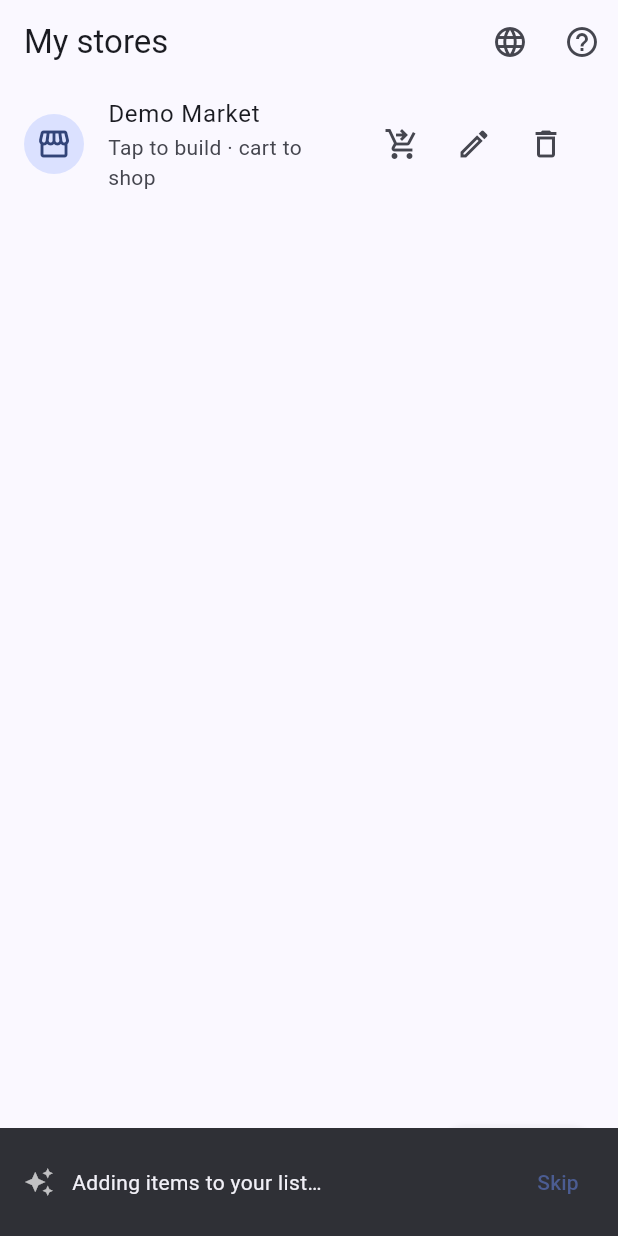
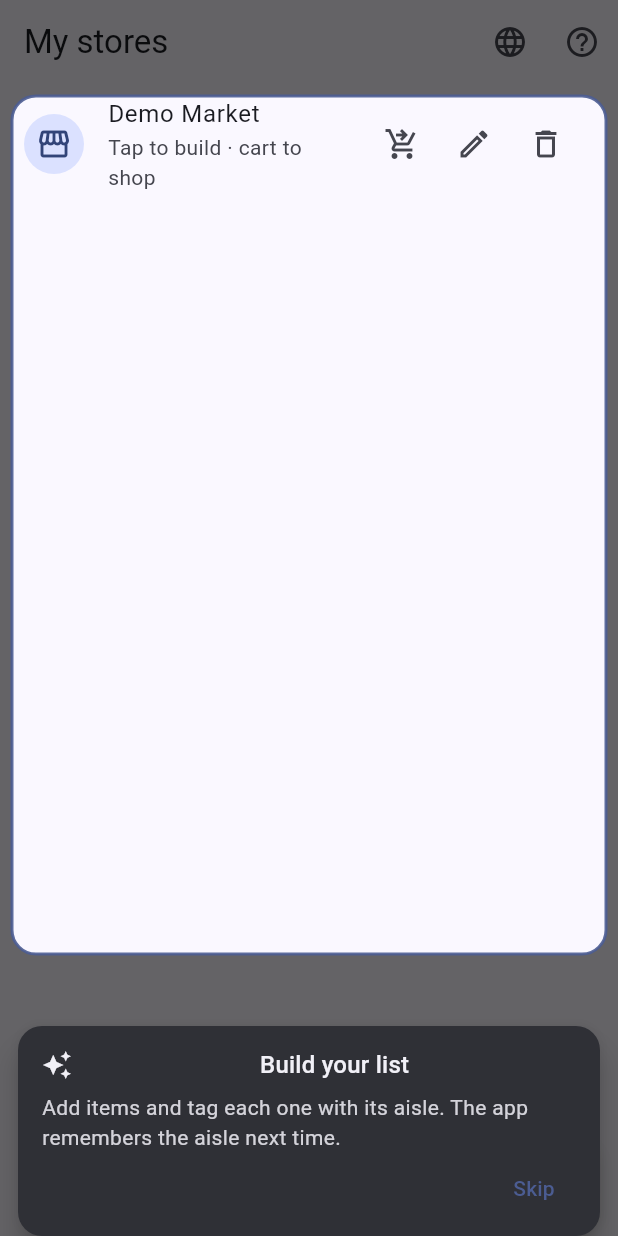
Before and after one commit to moutyque/shopping-list, a Flutter app: the StoresScreen screen opened directly, after a tap on the "help outline" icon, after a tap on the "delete outline" icon, on a phone screen of 412 x 824 dp. Run offline on Flutter 3.47's test engine with Material 3 defaults, Android fonts, the phone set to English and light mode, and no system bars; our stand-ins replace drift, flutter_riverpod, shared_preferences; accounts and stored records are empty; generated files the repository leaves out were written again.

Commit message:
Add spotlight + explainer card to the autonomous demo
The self-driving demo had only a one-line caption and no visual cue
of where the action was happening. Re-add guided highlighting:

- Dimming scrim with an animated spotlight cutout over the content
  area during the build/reorder/shop stages (geometry-based regions,
  not fragile widget keys, so it never misaligns or renders tiny).
- Explainer card with a bold title + full explanatory sentence per
  step, replacing the thin status caption.
- DemoController now emits rich DemoStep (title, body, logical focus)
  instead of plain caption strings.
- New localized title/body strings (EN/FR/ES) for each step.

```diff
--- a/lib/features/onboarding/demo_controller.dart
+++ b/lib/features/onboarding/demo_controller.dart
@@ -11,15 +11,36 @@ abstract class DemoNavigator {
   void backToStores();
 }
 
-/// Narration shown in the caption bar as each stage runs.
-class DemoCaptions {
-  final String creating;
-  final String adding;
-  final String reordering;
-  final String shopping;
-  final String done;
+/// Which part of the screen the spotlight should clear (un-dim) for a step.
+/// Logical, not geometric — the overlay maps these to actual rects so the
+/// controller stays free of layout concerns and unit-testable.
+enum DemoFocus {
+  /// No cutout — dim the whole screen (used for setup/celebration beats).
+  none,
 
-  const DemoCaptions({
+  /// Clear the main content area (the list, the aisles, the checklist).
+  body,
+}
+
+/// One narrated beat of the demo: a short title, an explanatory line, and the
+/// region to spotlight while it plays.
+class DemoStep {
+  final String title;
+  final String body;
+  final DemoFocus focus;
+  const DemoStep(this.title, this.body, this.focus);
+}
+
+/// Title + body text for each stage, supplied localized by the caller. The
+/// controller pairs each with the right [DemoFocus].
+class DemoNarration {
+  final (String, String) creating;
+  final (String, String) adding;
+  final (String, String) reordering;
+  final (String, String) shopping;
+  final (String, String) done;
+
+  const DemoNarration({
     required this.creating,
     required this.adding,
     required this.reordering,
@@ -39,8 +60,8 @@ class DemoController {
   final ListRepository lists;
   final DemoNavigator nav;
   final DemoStrings strings;
-  final DemoCaptions captions;
-  final void Function(String) onCaption;
+  final DemoNarration narration;
+  final void Function(DemoStep) onStep;
 
   /// Delay between micro-steps. Production uses ~0.7s; tests pass [Duration.zero].
   final Duration pace;
@@ -54,18 +75,21 @@ class DemoController {
     required this.lists,
     required this.nav,
     required this.strings,
-    required this.captions,
-    required this.onCaption,
+    required this.narration,
+    required this.onStep,
     this.pace = const Duration(milliseconds: 700),
   });
 
   /// Requests the demo stop at the next checkpoint (Skip button).
   void abort() => _aborted = true;
 
+  void _say((String, String) text, DemoFocus focus) =>
+      onStep(DemoStep(text.$1, text.$2, focus));
+
   Future<void> run() async {
     Store? store;
     try {
-      onCaption(captions.creating);
+      _say(narration.creating, DemoFocus.none);
       store = await stores.createStore(strings.storeName);
       final zoneByName = <String, Zone>{};
       for (final name in strings.zones) {
@@ -77,7 +101,7 @@ class DemoController {
       nav.openBuildList(store, list);
       await _beat();
 
-      onCaption(captions.adding);
+      _say(narration.adding, DemoFocus.body);
       for (final (itemName, zoneName) in strings.items) {
         if (_aborted) return;
         final item = await catalog.upsertItem(itemName);
@@ -90,7 +114,7 @@ class DemoController {
       }
 
       if (_aborted) return;
-      onCaption(captions.reordering);
+      _say(narration.reordering, DemoFocus.body);
       nav.openZones(store);
       await _beat();
       // Reverse the walk order so the aisles visibly move.
@@ -100,7 +124,7 @@ class DemoController {
       await _beat();
 
       if (_aborted) return;
-      onCaption(captions.shopping);
+      _say(narration.shopping, DemoFocus.body);
       nav.openShopping(store, list);
       await _beat();
       final entries = await lists.watchEntries(list.id).first;
@@ -112,7 +136,7 @@ class DemoController {
 
       if (_aborted) return;
       await lists.completeRun(list.id);
-      onCaption(captions.done);
+      _say(narration.done, DemoFocus.none);
       await _beat();
       await _beat();
     } finally {
--- a/lib/features/onboarding/demo_runner.dart
+++ b/lib/features/onboarding/demo_runner.dart
@@ -10,14 +10,25 @@ import '../zones/zones_screen.dart';
 import 'demo_controller.dart';
 import 'demo_data.dart';
 
-/// Plays the autonomous demo: inserts a caption/skip overlay, drives the real
-/// screens via [DemoController], and tears everything down at the end.
+/// Plays the autonomous demo: drives the real screens via [DemoController]
+/// while a spotlight overlay dims the screen, clears a hole over the area
+/// being demonstrated, and shows an explainer card narrating each step.
 Future<void> runDemo(BuildContext context, WidgetRef ref) async {
   final l = context.l10n;
   final navigator = Navigator.of(context, rootNavigator: true);
   final overlay = Overlay.of(context, rootOverlay: true);
 
-  final caption = ValueNotifier<String>(l.demoCaptionCreating);
+  final narration = DemoNarration(
+    creating: (l.demoStepCreatingTitle, l.demoStepCreatingBody),
+    adding: (l.demoStepAddingTitle, l.demoStepAddingBody),
+    reordering: (l.demoStepReorderingTitle, l.demoStepReorderingBody),
+    shopping: (l.demoStepShoppingTitle, l.demoStepShoppingBody),
+    done: (l.demoStepDoneTitle, l.demoStepDoneBody),
+  );
+
+  final step = ValueNotifier<DemoStep>(
+    DemoStep(narration.creating.$1, narration.creating.$2, DemoFocus.none),
+  );
   final controller = DemoController(
     stores: ref.read(storeRepositoryProvider),
     zones: ref.read(zoneRepositoryProvider),
@@ -37,19 +48,13 @@ Future<void> runDemo(BuildContext context, WidgetRef ref) async {
         (l.demoItemPizza, l.demoZoneFrozen),
       ],
     ),
-    captions: DemoCaptions(
-      creating: l.demoCaptionCreating,
-      adding: l.demoCaptionAdding,
-      reordering: l.demoCaptionReordering,
-      shopping: l.demoCaptionShopping,
-      done: l.demoCaptionDone,
-    ),
-    onCaption: (c) => caption.value = c,
+    narration: narration,
+    onStep: (s) => step.value = s,
   );
 
   final entry = OverlayEntry(
     builder: (_) => _DemoOverlay(
-      caption: caption,
+      step: step,
       skipLabel: l.demoSkip,
       onSkip: controller.abort,
     ),
@@ -59,7 +64,7 @@ Future<void> runDemo(BuildContext context, WidgetRef ref) async {
     await controller.run();
   } finally {
     entry.remove();
-    caption.dispose();
+    step.dispose();
   }
 }
 
@@ -83,60 +88,186 @@ class _NavigatorDemoNav implements DemoNavigator {
   void backToStores() => nav.popUntil((r) => r.isFirst);
 }
 
-/// Caption bar + Skip button, with a full-screen absorber so the user's taps
-/// don't fight the auto-play. Skip sits above the absorber, so it stays live.
+/// Dimming scrim with an animated spotlight hole + an explainer card. A
+/// full-screen absorber under the card swallows taps so the user's touches
+/// don't fight the auto-play; the card (with Skip) sits above it and stays live.
 class _DemoOverlay extends StatelessWidget {
-  final ValueNotifier<String> caption;
+  final ValueNotifier<DemoStep> step;
   final String skipLabel;
   final VoidCallback onSkip;
 
   const _DemoOverlay({
-    required this.caption,
+    required this.step,
+    required this.skipLabel,
+    required this.onSkip,
+  });
+
+  /// Reserved height at the bottom for the explainer card; the body spotlight
+  /// stops short of it so the cutout and the card never overlap.
+  static const double _cardReserve = 188;
+
+  @override
+  Widget build(BuildContext context) {
+    final media = MediaQuery.of(context);
+    final scheme = Theme.of(context).colorScheme;
+
+    return ValueListenableBuilder<DemoStep>(
+      valueListenable: step,
+      builder: (context, value, _) {
+        final hole = _focusRect(media.size, media.padding, value.focus);
+        return Stack(
+          children: [
+            const Positioned.fill(
+              child: AbsorbPointer(absorbing: true, child: SizedBox.expand()),
+            ),
+            Positioned.fill(
+              child: IgnorePointer(
+                child: TweenAnimationBuilder<Rect?>(
+                  duration: const Duration(milliseconds: 350),
+                  curve: Curves.easeInOut,
+                  tween: RectTween(end: hole),
+                  builder: (context, animated, _) => CustomPaint(
+                    painter: _SpotlightPainter(
+                      hole: animated,
+                      scrim: Colors.black.withValues(alpha: 0.6),
+                      border: scheme.primary,
+                    ),
+                  ),
+                ),
+              ),
+            ),
+            Positioned(
+              left: 12,
+              right: 12,
+              bottom: 0,
+              child: SafeArea(
+                child: _ExplainerCard(
+                  step: value,
+                  skipLabel: skipLabel,
+                  onSkip: onSkip,
+                ),
+              ),
+            ),
+          ],
+        );
+      },
+    );
+  }
+
+  /// Maps a logical [DemoFocus] to a screen rect. Generous, geometry-based
+  /// regions (not pixel-exact widgets) so the spotlight is always sensibly
+  /// placed regardless of the screen's exact layout.
+  Rect? _focusRect(Size size, EdgeInsets padding, DemoFocus focus) {
+    switch (focus) {
+      case DemoFocus.none:
+        return null;
+      case DemoFocus.body:
+        final top = padding.top + kToolbarHeight + 8;
+        final bottom = size.height - _cardReserve - padding.bottom;
+        return Rect.fromLTRB(8, top, size.width - 8, bottom);
+    }
+  }
+}
+
+class _SpotlightPainter extends CustomPainter {
+  final Rect? hole;
+  final Color scrim;
+  final Color border;
+
+  _SpotlightPainter({required this.hole, required this.scrim, required this.border});
+
+  @override
+  void paint(Canvas canvas, Size size) {
+    final full = Offset.zero & size;
+    final paint = Paint()..color = scrim;
+    if (hole == null) {
+      canvas.drawRect(full, paint);
+      return;
+    }
+    final cutout = RRect.fromRectAndRadius(hole!, const Radius.circular(16));
+    final scrimPath = Path.combine(
+      PathOperation.difference,
+      Path()..addRect(full),
+      Path()..addRRect(cutout),
+    );
+    canvas.drawPath(scrimPath, paint);
+    canvas.drawRRect(
+      cutout,
+      Paint()
+        ..style = PaintingStyle.stroke
+        ..strokeWidth = 2
+        ..color = border.withValues(alpha: 0.9),
+    );
+  }
+
+  @override
+  bool shouldRepaint(_SpotlightPainter old) =>
+      old.hole != hole || old.scrim != scrim || old.border != border;
+}
+
+class _ExplainerCard extends StatelessWidget {
+  final DemoStep step;
+  final String skipLabel;
+  final VoidCallback onSkip;
+
+  const _ExplainerCard({
+    required this.step,
     required this.skipLabel,
     required this.onSkip,
   });
 
   @override
   Widget build(BuildContext context) {
-    final scheme = Theme.of(context).colorScheme;
-    return Stack(
+    final theme = Theme.of(context);
+    final scheme = theme.colorScheme;
+    return Material(
+      color: scheme.inverseSurface,
+      borderRadius: BorderRadius.circular(16),
+      elevation: 8,
+      child: Padding(
+        padding: const EdgeInsets.fromLTRB(16, 14, 12, 8),
+        child: Column(
+          mainAxisSize: MainAxisSize.min,
+          crossAxisAlignment: CrossAxisAlignment.start,
           children: [
-        const Positioned.fill(
-          child: AbsorbPointer(absorbing: true, child: SizedBox.expand()),
-        ),
-        Positioned(
-          left: 0,
-          right: 0,
-          bottom: 0,
-          child: SafeArea(
-            child: Material(
-              color: scheme.inverseSurface,
-              child: Padding(
-                padding: const EdgeInsets.fromLTRB(16, 12, 8, 12),
-                child: Row(
+            Row(
               children: [
-                    const Icon(Icons.auto_awesome, color: Colors.white70, size: 20),
-                    const SizedBox(width: 12),
+                Icon(Icons.auto_awesome, color: scheme.onInverseSurface, size: 20),
+                const SizedBox(width: 10),
                 Expanded(
-                      child: ValueListenableBuilder<String>(
-                        valueListenable: caption,
-                        builder: (context, value, _) => Text(
-                          value,
-                          style: TextStyle(color: scheme.onInverseSurface),
+                  child: AnimatedSwitcher(
+                    duration: const Duration(milliseconds: 250),
+                    child: Text(
+                      step.title,
+                      key: ValueKey(step.title),
+                      style: theme.textTheme.titleMedium
+                          ?.copyWith(color: scheme.onInverseSurface),
                     ),
                   ),
                 ),
-                    TextButton(
+              ],
+            ),
+            const SizedBox(height: 6),
+            AnimatedSwitcher(
+              duration: const Duration(milliseconds: 250),
+              child: Text(
+                step.body,
+                key: ValueKey(step.body),
+                style: theme.textTheme.bodyMedium?.copyWith(
+                  color: scheme.onInverseSurface.withValues(alpha: 0.85),
+                ),
+              ),
+            ),
+            Align(
+              alignment: Alignment.centerRight,
+              child: TextButton(
                 onPressed: onSkip,
                 child: Text(skipLabel),
+              ),
             ),
           ],
         ),
       ),
-            ),
-          ),
-        ),
-      ],
     );
   }
 }
--- a/lib/l10n/app_en.arb
+++ b/lib/l10n/app_en.arb
@@ -19,11 +19,16 @@
   "noStoresMessage": "Add a store to start building location-aware lists.",
   "loadDemoStore": "Watch the demo",
   "demoSkip": "Skip",
-  "demoCaptionCreating": "Creating a demo store…",
-  "demoCaptionAdding": "Adding items to your list…",
-  "demoCaptionReordering": "Reordering your aisles…",
-  "demoCaptionShopping": "Ticking items off as you shop…",
-  "demoCaptionDone": "Run saved — your route is learned!",
+  "demoStepCreatingTitle": "Setting things up",
+  "demoStepCreatingBody": "Creating a demo store with a few aisles so you can see how it works.",
+  "demoStepAddingTitle": "Build your list",
+  "demoStepAddingBody": "Add items and tag each one with its aisle. The app remembers the aisle next time.",
+  "demoStepReorderingTitle": "Order your aisles",
+  "demoStepReorderingBody": "Drag aisles into the order you walk the store — your list follows this route.",
+  "demoStepShoppingTitle": "Go shopping",
+  "demoStepShoppingBody": "Tick items off as you pick them. They're sorted into your aisle order.",
+  "demoStepDoneTitle": "All set!",
+  "demoStepDoneBody": "Run saved — the app learns your real route each trip.",
   "storeSubtitle": "Tap to build · cart to shop",
   "shopTooltip": "Shop",
   "renameStoreTooltip": "Rename store",
--- a/lib/l10n/app_es.arb
+++ b/lib/l10n/app_es.arb
@@ -19,11 +19,16 @@
   "noStoresMessage": "Añade una tienda para crear listas por ubicación.",
   "loadDemoStore": "Ver la demostración",
   "demoSkip": "Saltar",
-  "demoCaptionCreating": "Creando una tienda de demostración…",
-  "demoCaptionAdding": "Añadiendo artículos a tu lista…",
-  "demoCaptionReordering": "Reordenando tus secciones…",
-  "demoCaptionShopping": "Marcando artículos mientras compras…",
-  "demoCaptionDone": "Compra guardada — ¡tu ruta queda aprendida!",
+  "demoStepCreatingTitle": "Preparando",
+  "demoStepCreatingBody": "Creando una tienda de demostración con algunas secciones para mostrar cómo funciona.",
+  "demoStepAddingTitle": "Prepara tu lista",
+  "demoStepAddingBody": "Añade artículos y asigna a cada uno su sección. La app la recordará la próxima vez.",
+  "demoStepReorderingTitle": "Ordena tus secciones",
+  "demoStepReorderingBody": "Arrastra las secciones en el orden en que recorres la tienda — tu lista sigue esa ruta.",
+  "demoStepShoppingTitle": "A comprar",
+  "demoStepShoppingBody": "Marca los artículos a medida que los coges. Están ordenados según tus secciones.",
+  "demoStepDoneTitle": "¡Listo!",
+  "demoStepDoneBody": "Compra guardada — la app aprende tu ruta real en cada visita.",
   "storeSubtitle": "Toca para preparar · carrito para comprar",
   "shopTooltip": "Comprar",
   "renameStoreTooltip": "Renombrar tienda",
--- a/lib/l10n/app_fr.arb
+++ b/lib/l10n/app_fr.arb
@@ -19,11 +19,16 @@
   "noStoresMessage": "Ajoutez un magasin pour créer des listes par emplacement.",
   "loadDemoStore": "Voir la démo",
   "demoSkip": "Passer",
-  "demoCaptionCreating": "Création d'un magasin de démo…",
-  "demoCaptionAdding": "Ajout d'articles à votre liste…",
-  "demoCaptionReordering": "Réorganisation de vos rayons…",
-  "demoCaptionShopping": "On coche les articles au fil des courses…",
-  "demoCaptionDone": "Courses enregistrées — votre itinéraire est appris !",
+  "demoStepCreatingTitle": "Préparation",
+  "demoStepCreatingBody": "Création d'un magasin de démo avec quelques rayons pour montrer le fonctionnement.",
+  "demoStepAddingTitle": "Préparez votre liste",
+  "demoStepAddingBody": "Ajoutez des articles et associez à chacun son rayon. L'appli s'en souvient la prochaine fois.",
+  "demoStepReorderingTitle": "Ordonnez vos rayons",
+  "demoStepReorderingBody": "Glissez les rayons dans l'ordre où vous parcourez le magasin — votre liste suit cet itinéraire.",
+  "demoStepShoppingTitle": "Faites les courses",
+  "demoStepShoppingBody": "Cochez les articles au fur et à mesure. Ils sont triés selon l'ordre de vos rayons.",
+  "demoStepDoneTitle": "C'est prêt !",
+  "demoStepDoneBody": "Courses enregistrées — l'appli apprend votre itinéraire réel à chaque passage.",
   "storeSubtitle": "Toucher pour préparer · panier pour les courses",
   "shopTooltip": "Faire les courses",
   "renameStoreTooltip": "Renommer le magasin",
```
Also changed, not shown: 1 other file. Lines whose indentation alone changed are shown as unchanged.
